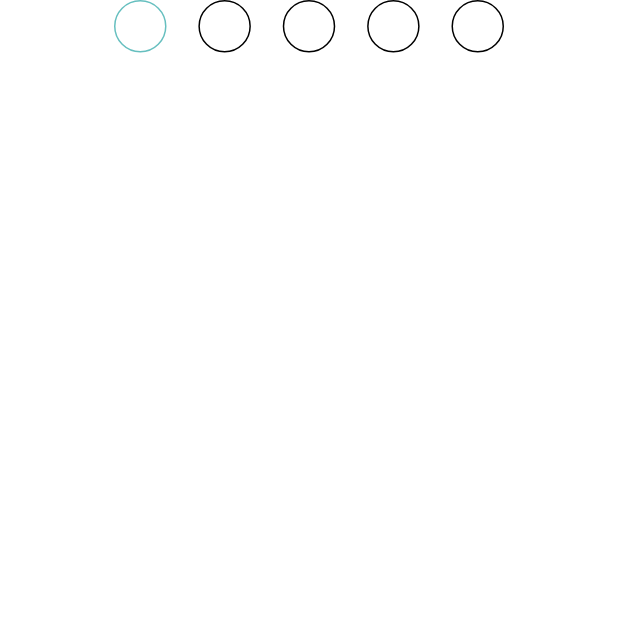
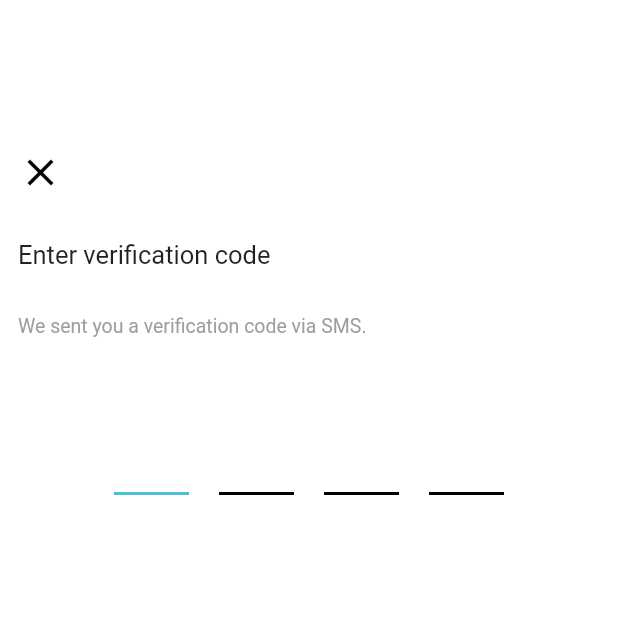
Before and after one commit to Ardhra-Vibin/souckchic, a Flutter app: the AddNumber screen opened directly, after a tap on "continue", on a phone screen of 412 x 824 dp, the top half of it. Run offline on Flutter 3.47's test engine with Material 2 defaults, Android fonts, the phone set to English and light mode, and no system bars; drawn by our look-alikes of pin_code_fields; our stand-ins replace carousel_slider; network calls fail.

Commit message:
verification page completed

```diff
--- a/lib/Views/Login/addMobileNumber.dart
+++ b/lib/Views/Login/addMobileNumber.dart
@@ -9,7 +9,8 @@ class AddNumber extends StatefulWidget {
 
 class _AddNumberState extends State<AddNumber> {
 
-
+List countryCodes = [{"code":"+91","image":"assets/images/india.png"},{"code":"+971","image":"assets/images/uae.png"}];
+var codee;
   @override
   Widget build(BuildContext context) {
     return Scaffold(
@@ -30,10 +31,75 @@ class _AddNumberState extends State<AddNumber> {
                 SizedBox(height: 20,),
                 Text("we send a text to verify your number.No fees will\napply.",style:f13g ,),
                 SizedBox(height: 50,),
-
-
+                Container(
+                  height: 50,
+                  width: MediaQuery.of(context).size.width,
+                  decoration: BoxDecoration(
+                    border: Border.all(color: Colors.grey[400]),
+                    borderRadius: BorderRadius.circular(6)
+                  ),
+                  child: Row(
+                    children: [
+                      Container(
+                        width: 65,
+                        alignment: Alignment.center,
+                        child: Center(
+                          child: Container(
+                            height: 52,
+                            child: DropdownButton(
+                              isExpanded: true,
+                              value: codee,
+                              iconEnabledColor: Colors.black,
+                              iconSize: 25,
+                              elevation: 16,
+                              style: TextStyle(color: Colors.black),
+                              underline: Container(height: 0,),
+                              onChanged: (newValue){
+                                setState(() {
+                                  codee = newValue;
+                                });
+                                print("country code "+codee);
+                                },
+                              items:countryCodes.map((item){
+                                return DropdownMenuItem(
+                                  value: item["code"],
+                                    child: Row(
+                                      children: [
+                                        Padding(
+                                          padding: const EdgeInsets.only(left: 8,),
+                                          child: Image.asset(item["image"],height:20,),
+                                        )
+                                      ],
+                                    ));
+                              }).toList()
+                            ),
+                          ),
+                        ),
+                      ),
+                      Container(
+                        width: 1,
+                        color: Colors.grey[400],
+                        height: 50,),
+                         Padding(
+                           padding: const EdgeInsets.only(left: 8,right: 12),
+                             // child: Text(codee,style: f16B,),
+                         ),
+                      Container(
+                        width:MediaQuery.of(context).size.width-152,
+                        child: TextField(
+                          style: f15,
+                          keyboardType: TextInputType.number,
+                          decoration: InputDecoration(
+                            border: InputBorder.none,
+                            hintText: "Enter your number",
+                            hintStyle:f14g
+                          ),
+                        ),
+                      )
+                    ],
+                  ),
+                ),
                 SizedBox(height: 30,),
-
                 MaterialButton(
                     onPressed: (){
                       Navigator.push(context, MaterialPageRoute(builder: (context) => Verification()));
--- a/lib/Views/Login/verification.dart
+++ b/lib/Views/Login/verification.dart
@@ -13,8 +13,17 @@ class _VerificationState extends State<Verification> {
   @override
   Widget build(BuildContext context) {
     return Scaffold(
-      body: Column(
+      body: Padding(
+        padding: const EdgeInsets.only(top: 100,right: 12,left: 12),
+        child: Column(
+          crossAxisAlignment: CrossAxisAlignment.start,
           children: [
+            Icon(Icons.close,color: Colors.black,size: 30,),
+            SizedBox(height: 30,),
+            Text("Enter verification code",style:f17 ,),
+            SizedBox(height: 30,),
+            Text("We sent you a verification code via SMS.",style:f13g ,),
+            SizedBox(height: 70,),
             Center(
               child: Container(
                 width: 260,
@@ -25,24 +34,24 @@ class _VerificationState extends State<Verification> {
                     color: Colors.black,
                     fontWeight: FontWeight.bold,
                   ),
-                length: 5,
+                  length: 4,
                   obscureText: false,
                   obscuringCharacter: "*",
                   animationType: AnimationType.fade,
                   pinTheme: PinTheme(
-                  selectedColor: primary,
+                    selectedColor: Color(0xFF48c0d8),
                     selectedFillColor: Colors.transparent,
                     inactiveColor: Colors.black,disabledColor: Colors.black,
-                  activeColor: Colors.black,
+                    activeColor: Colors.grey,
                     inactiveFillColor: Colors.transparent,
-                  shape: PinCodeFieldShape.circle,
-                  borderRadius: BorderRadius.circular(5),
-                  fieldHeight: 35,borderWidth: 1,
-                  fieldWidth: 35,
+                    shape: PinCodeFieldShape.underline,
+                    // borderRadius: BorderRadius.circular(5),
+                    fieldHeight: 35,borderWidth: 2,
+                    fieldWidth: 50,
                     activeFillColor: Colors.transparent,
                   ),
                   animationDuration: Duration(milliseconds: 300),
-                textStyle: f15,
+                  textStyle: TextStyle(fontSize: 25),
                   backgroundColor: Colors.transparent,
                   enableActiveFill: true,
                   keyboardType: TextInputType.number,
@@ -56,6 +65,7 @@ class _VerificationState extends State<Verification> {
             ),
           ],
         ),
+      ),
     );
   }
 }
--- a/pubspec.yaml
+++ b/pubspec.yaml
@@ -53,6 +53,8 @@ flutter:
    - assets/images/apple.png
    - assets/images/facebook.png
    - assets/images/search.png
+   - assets/images/india.png
+   - assets/images/uae.png
 
   # An image asset can refer to one or more resolution-specific "variants", see
   # https://flutter.dev/assets-and-images/#resolution-aware.
```
Also changed, not shown: assets/images/india.png (added), assets/images/uae.png (added), pubspec.lock. Lines whose indentation alone changed are shown as unchanged.
